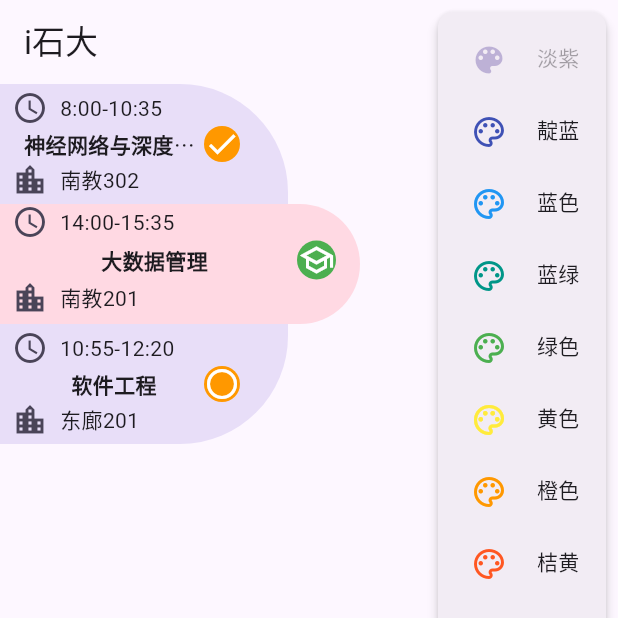
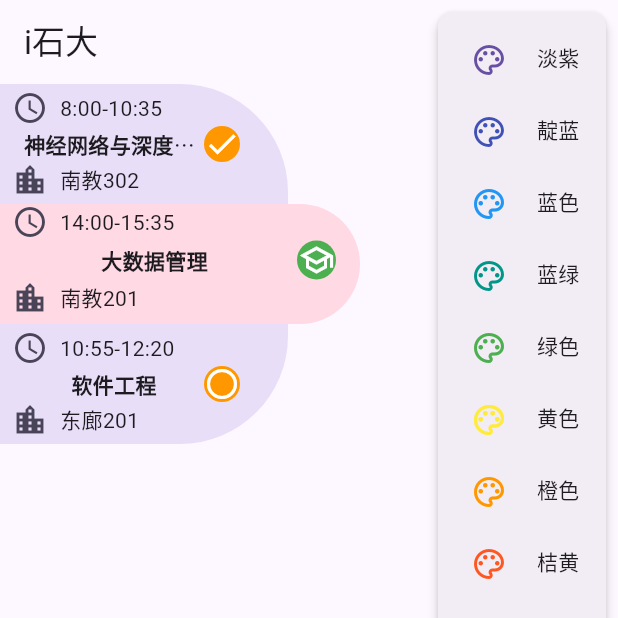
Before and after one commit to Ant0nnnnnnnny/iUPC, a Flutter app: the screen it shows after launch, after a tap on the "palette" icon, on a phone screen of 412 x 824 dp, the top half of it. Run offline on Flutter 3.47's test engine with Material 2 defaults, Android fonts, the light colour scheme and no system bars; our stand-ins replace dio, get, shared_preferences; missing offline and left inert: beautiful_soup_dart, flutter_qjs; network calls fail.

Commit message:
Fix bug.

```diff
--- a/lib/main.dart
+++ b/lib/main.dart
@@ -2,6 +2,7 @@ import 'package:flutter/material.dart';
 import 'package:iupc/global_state.dart';
 import 'package:get/get.dart';
 import 'package:iupc/pages/splash.dart';
+import 'package:shared_preferences/shared_preferences.dart';
 import 'constants.dart';
 main() {
   runApp(const MyHomePage());
@@ -15,11 +16,10 @@ class MyHomePage extends StatefulWidget {
 }
 
 class _MyHomePageState extends State<MyHomePage> with TickerProviderStateMixin {
-
+  late SharedPreferences prefs;
   @override
   void initState() {
     super.initState();
-
   }
 
   // 切换夜间模式
@@ -33,8 +33,8 @@ class _MyHomePageState extends State<MyHomePage> with TickerProviderStateMixin {
   // 切换主题
   void handleColorSelect(int value) {
     setState(() {
+      Get.find<GlobalState>().prefs.setString(StorageKey.appColorScheme.value,colorSelected.label);
       colorSelected = ColorSeed.values[value];
-     Get.find<GlobalState>().prefs.setString(StorageKey.appColorScheme.value,colorSelected.label);
     });
   }
   bool useMaterial3 = true;
--- a/lib/pages/home.dart
+++ b/lib/pages/home.dart
@@ -28,13 +28,10 @@ class HomePage extends StatefulWidget {
 }
 
 class _HomePageState extends State<HomePage> {
-  bool showMediumSizeLayout = false;
-  bool showLargeSizeLayout = false;
 
   int screenIndex = ScreenSelected.home.value;
 
   final GlobalKey<ScaffoldState> scaffoldKey = GlobalKey<ScaffoldState>();
-  late final CurvedAnimation railAnimation;
 
   @override
   initState() {
@@ -43,11 +40,11 @@ class _HomePageState extends State<HomePage> {
 
   @override
   Widget build(BuildContext context) {
+    debugPrint('HOME: ${widget.colorSelected}');
     return NavigationTransition(
       fab: _generateFAB(),
       scaffoldKey: scaffoldKey,
       navigationRail: NavigationRail(
-        extended: showLargeSizeLayout,
         destinations: navRailDestinations,
         selectedIndex: screenIndex,
         leading: _generateFAB(),
@@ -179,6 +176,7 @@ class _ColorSeedButton extends StatelessWidget {
 
   @override
   Widget build(BuildContext context) {
+
     return PopupMenuButton(
       icon: Icon(
         Icons.palette_outlined,
@@ -188,25 +186,20 @@ class _ColorSeedButton extends StatelessWidget {
       shape: RoundedRectangleBorder(borderRadius: BorderRadius.circular(10)),
       itemBuilder: (context) {
         return List.generate(ColorSeed.values.length, (index) {
-          ColorSeed currentColor = ColorSeed.values[index];
-
           return PopupMenuItem(
             value: index,
-            enabled: currentColor != colorSelected,
             child: Wrap(
               children: [
                 Padding(
                   padding: const EdgeInsets.only(left: 10),
                   child: Icon(
-                    currentColor == colorSelected
-                        ? Icons.color_lens
-                        : Icons.color_lens_outlined,
-                    color: currentColor.color,
+                   Icons.color_lens_outlined,
+                    color: ColorSeed.values[index].color,
                   ),
                 ),
                 Padding(
                   padding: const EdgeInsets.only(left: 20),
-                  child: Text(currentColor.label),
+                  child: Text(ColorSeed.values[index].label),
                 ),
               ],
             ),
```
